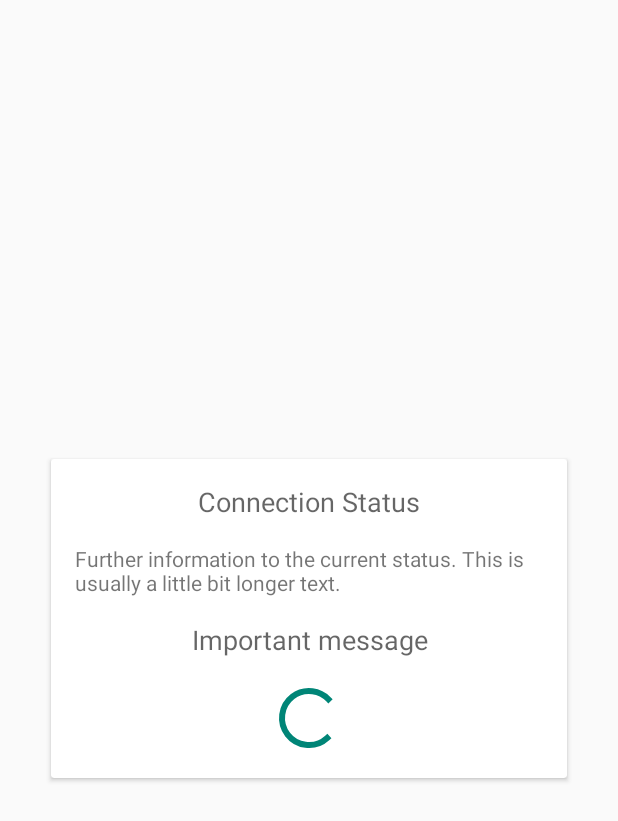
After one commit to DirkVolkmann/aCamera, an Android app: the layout status_container.xml on its own in the app's theme, with its tools: preview values and no code run, on a phone screen of 412 x 824 dp. The commit adds this screen. Shown: the top 821 px of the screen. Run offline under Robolectric (Android 15) with nearby library versions, the phone set to English and light mode, and no system bars.

Commit message:
moved status cardview to separate layout

```diff
--- /dev/null
+++ b/app/src/main/res/layout/status_container.xml
@@ -0,0 +1,60 @@
+<?xml version="1.0" encoding="utf-8"?>
+<androidx.constraintlayout.widget.ConstraintLayout xmlns:android="http://schemas.android.com/apk/res/android"
+    xmlns:app="http://schemas.android.com/apk/res-auto"
+    xmlns:tools="http://schemas.android.com/tools"
+    android:id="@+id/status_container"
+    android:layout_width="match_parent"
+    android:layout_height="match_parent">
+
+    <androidx.cardview.widget.CardView
+        android:id="@+id/status_card"
+        android:layout_width="wrap_content"
+        android:layout_height="wrap_content"
+        android:animateLayoutChanges="true"
+        app:layout_constraintBottom_toBottomOf="parent"
+        app:layout_constraintEnd_toEndOf="parent"
+        app:layout_constraintStart_toStartOf="parent"
+        app:layout_constraintTop_toTopOf="parent">
+
+        <LinearLayout
+            android:layout_width="344dp"
+            android:layout_height="wrap_content"
+            android:orientation="vertical"
+            android:padding="16dp">
+
+            <TextView
+                android:id="@+id/status_text_headline"
+                android:layout_width="match_parent"
+                android:layout_height="wrap_content"
+                android:textAlignment="center"
+                android:textAppearance="@style/TextAppearance.AppCompat.Medium"
+                tools:text="Connection Status" />
+
+            <TextView
+                android:id="@+id/status_text_secondary"
+                android:layout_width="match_parent"
+                android:layout_height="wrap_content"
+                android:layout_marginTop="16dp"
+                android:layout_marginBottom="16dp"
+                android:textAppearance="@style/TextAppearance.AppCompat.Small"
+                tools:text="Further information to the current status. This is usually a little bit longer text." />
+
+            <TextView
+                android:id="@+id/status_text_important"
+                android:layout_width="match_parent"
+                android:layout_height="wrap_content"
+                android:textAlignment="center"
+                android:textAppearance="@style/TextAppearance.AppCompat.Medium"
+                tools:text="Important message" />
+
+            <ProgressBar
+                android:id="@+id/status_progressbar"
+                android:layout_width="match_parent"
+                android:layout_height="wrap_content"
+                android:layout_marginTop="16dp"
+                android:indeterminate="true" />
+
+        </LinearLayout>
+
+    </androidx.cardview.widget.CardView>
+</androidx.constraintlayout.widget.ConstraintLayout>
```
Also changed, not shown: app/src/main/java/com/dirk/acamera/fragments/RtcFragment.kt (+57 -35 lines), app/src/main/res/layout/fragment_rtc.xml (+0 -62 lines), app/src/main/res/values/strings.xml (+6 -5 lines).
